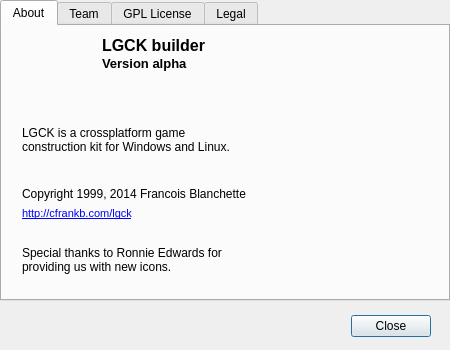
cfrankb/lgck-src, file src/obl5edit/DlgAbout.ui: the form before one commit.
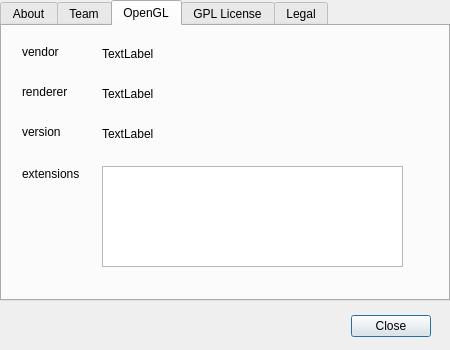
The form after the commit. The open tabs and pages were chosen to show the change. Icons and pictures are not drawn.

Commit message: added opengl tab to dlgabout (obl5edit)

What changed in the file:
```diff
--- a/src/obl5edit/DlgAbout.ui
+++ b/src/obl5edit/DlgAbout.ui
@@ -169,7 +169,7 @@
       </rect>
      </property>
      <property name="text">
-      <string>Copyright 1999, 2014 Francois Blanchette</string>
+      <string>Copyright 1999, 2016 Francois Blanchette</string>
      </property>
     </widget>
     <widget class="QLabel" name="label">
@@ -296,6 +296,112 @@
      </property>
     </widget>
    </widget>
+   <widget class="QWidget" name="tab_5">
+    <attribute name="title">
+     <string>OpenGL</string>
+    </attribute>
+    <widget class="QLabel" name="label_9">
+     <property name="geometry">
+      <rect>
+       <x>20</x>
+       <y>20</y>
+       <width>49</width>
+       <height>11</height>
+      </rect>
+     </property>
+     <property name="text">
+      <string>vendor</string>
+     </property>
+    </widget>
+    <widget class="QLabel" name="label_11">
+     <property name="geometry">
+      <rect>
+       <x>20</x>
+       <y>100</y>
+       <width>49</width>
+       <height>11</height>
+      </rect>
+     </property>
+     <property name="text">
+      <string>version</string>
+     </property>
+    </widget>
+    <widget class="QLabel" name="label_12">
+     <property name="geometry">
+      <rect>
+       <x>20</x>
+       <y>140</y>
+       <width>81</width>
+       <height>16</height>
+      </rect>
+     </property>
+     <property name="text">
+      <string>extensions</string>
+     </property>
+    </widget>
+    <widget class="QLabel" name="label_10">
+     <property name="geometry">
+      <rect>
+       <x>20</x>
+       <y>60</y>
+       <width>49</width>
+       <height>11</height>
+      </rect>
+     </property>
+     <property name="text">
+      <string>renderer</string>
+     </property>
+    </widget>
+    <widget class="QLabel" name="sOpenGLVersion">
+     <property name="geometry">
+      <rect>
+       <x>100</x>
+       <y>100</y>
+       <width>281</width>
+       <height>16</height>
+      </rect>
+     </property>
+     <property name="text">
+      <string>TextLabel</string>
+     </property>
+    </widget>
+    <widget class="QLabel" name="sOpenGLRenderer">
+     <property name="geometry">
+      <rect>
+       <x>100</x>
+       <y>60</y>
+       <width>291</width>
+       <height>16</height>
+      </rect>
+     </property>
+     <property name="text">
+      <string>TextLabel</string>
+     </property>
+    </widget>
+    <widget class="QListWidget" name="cbExtensions">
+     <property name="geometry">
+      <rect>
+       <x>100</x>
+       <y>140</y>
+       <width>301</width>
+       <height>101</height>
+      </rect>
+     </property>
+    </widget>
+    <widget class="QLabel" name="sOpenGLVendor">
+     <property name="geometry">
+      <rect>
+       <x>100</x>
+       <y>20</y>
+       <width>291</width>
+       <height>16</height>
+      </rect>
+     </property>
+     <property name="text">
+      <string>TextLabel</string>
+     </property>
+    </widget>
+   </widget>
    <widget class="QWidget" name="tab_2">
     <attribute name="title">
      <string>GPL License</string>
```
The commit also changes 5 other files.
